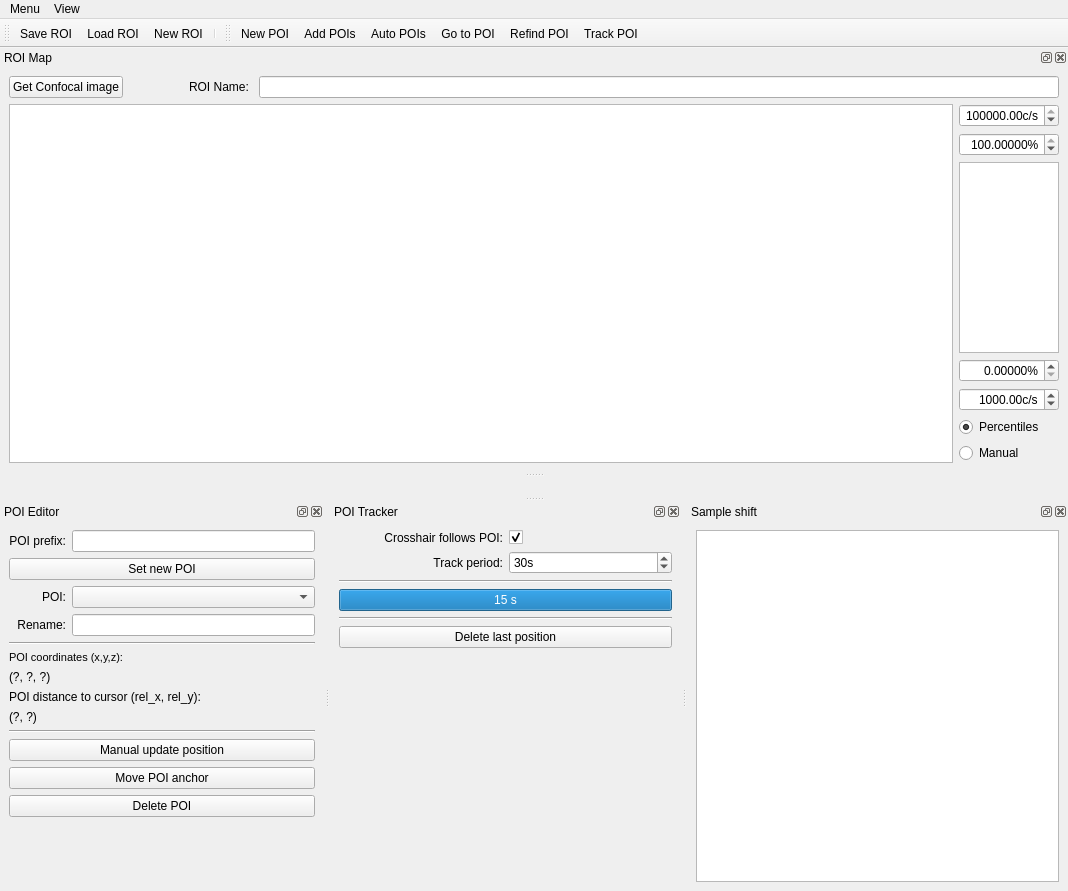
Old version of the form gui/poimanager/ui_poimangui.ui in the repository Ulm-IQO/qudi.
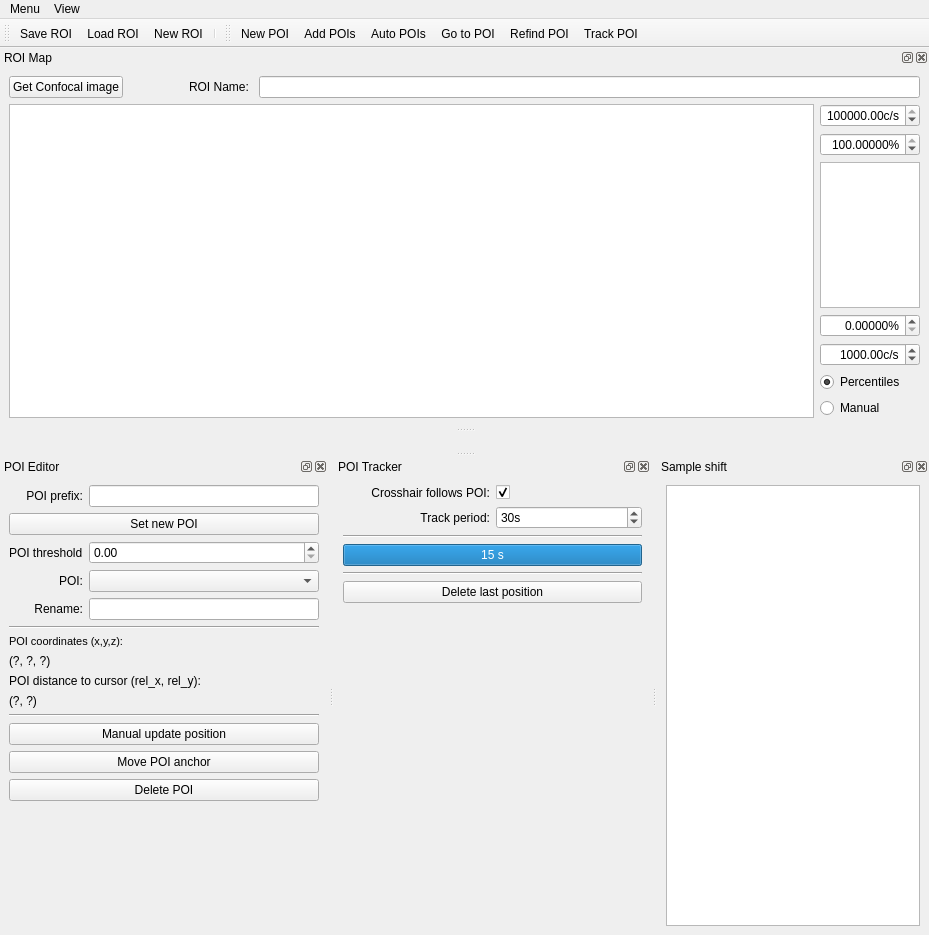
New version of the form. Icons and pictures are not drawn. Custom widgets are drawn as their Qt base class.

Commit message: A double spin box for POI threshold input is added, in cases of various signal to noise ratio of the confocal image. Now even you have a crappy S/N ratio, you can still do auto poi catch with a proper threshold value.

The edit to the form file:
```diff
--- a/gui/poimanager/ui_poimangui.ui
+++ b/gui/poimanager/ui_poimangui.ui
@@ -6,8 +6,8 @@
    <rect>
     <x>0</x>
     <y>0</y>
-    <width>1068</width>
-    <height>891</height>
+    <width>929</width>
+    <height>935</height>
    </rect>
   </property>
   <property name="windowTitle">
@@ -25,45 +25,6 @@
    </property>
    <layout class="QVBoxLayout" name="verticalLayout_3"/>
   </widget>
-  <widget class="QMenuBar" name="menubar">
-   <property name="geometry">
-    <rect>
-     <x>0</x>
-     <y>0</y>
-     <width>1068</width>
-     <height>26</height>
-    </rect>
-   </property>
-   <widget class="QMenu" name="menuMenu">
-    <property name="title">
-     <string>Menu</string>
-    </property>
-    <addaction name="new_roi_Action"/>
-    <addaction name="save_roi_Action"/>
-    <addaction name="load_roi_Action"/>
-    <addaction name="actionClose"/>
-   </widget>
-   <widget class="QMenu" name="menuView">
-    <property name="title">
-     <string>View</string>
-    </property>
-    <widget class="QMenu" name="menuToolbars">
-     <property name="title">
-      <string>Toolbars</string>
-     </property>
-     <addaction name="roi_management_view_Action"/>
-     <addaction name="poi_tools_view_Action"/>
-    </widget>
-    <addaction name="roi_map_view_Action"/>
-    <addaction name="poi_editor_view_Action"/>
-    <addaction name="poi_tracker_view_Action"/>
-    <addaction name="sample_shift_view_Action"/>
-    <addaction name="separator"/>
-    <addaction name="menuToolbars"/>
-   </widget>
-   <addaction name="menuMenu"/>
-   <addaction name="menuView"/>
-  </widget>
   <widget class="QToolBar" name="roi_management_ToolBar">
    <property name="windowTitle">
     <string>ROI management</string>
@@ -91,8 +52,8 @@
    </property>
    <property name="minimumSize">
     <size>
-     <width>233</width>
-     <height>389</height>
+     <width>328</width>
+     <height>478</height>
     </size>
    </property>
    <property name="windowTitle">
@@ -105,14 +66,7 @@
     <layout class="QVBoxLayout" name="verticalLayout_6">
      <item>
       <layout class="QGridLayout" name="gridLayout_2">
-       <item row="7" column="0" colspan="2">
-        <widget class="QLabel" name="label_2">
-         <property name="text">
-          <string>POI distance to cursor (rel_x, rel_y):</string>
-         </property>
-        </widget>
-       </item>
-       <item row="8" column="0" colspan="2">
+       <item row="10" column="0" colspan="2">
         <widget class="QLabel" name="poi_distance_label">
          <property name="toolTip">
           <string>This text is selectable.  Copy and paste into labnotes.</string>
@@ -125,62 +79,7 @@
          </property>
         </widget>
        </item>
-       <item row="9" column="0" colspan="2">
-        <widget class="Line" name="line_4">
-         <property name="orientation">
-          <enum>Qt::Horizontal</enum>
-         </property>
-        </widget>
-       </item>
-       <item row="2" column="1">
-        <widget class="QComboBox" name="active_poi_ComboBox">
-         <property name="sizePolicy">
-          <sizepolicy hsizetype="Expanding" vsizetype="Fixed">
-           <horstretch>0</horstretch>
-           <verstretch>0</verstretch>
-          </sizepolicy>
-         </property>
-         <property name="editable">
-          <bool>false</bool>
-         </property>
-         <property name="insertPolicy">
-          <enum>QComboBox::InsertAlphabetically</enum>
-         </property>
-        </widget>
-       </item>
-       <item row="5" column="0" colspan="2">
-        <widget class="QLabel" name="label_9">
-         <property name="font">
-          <font>
-           <pointsize>8</pointsize>
-          </font>
-         </property>
-         <property name="text">
-          <string>POI coordinates (x,y,z):</string>
-         </property>
-        </widget>
-       </item>
-       <item row="2" column="0">
-        <widget class="QLabel" name="label">
-         <property name="text">
-          <string>POI:</string>
-         </property>
-         <property name="alignment">
-          <set>Qt::AlignRight|Qt::AlignTrailing|Qt::AlignVCenter</set>
-         </property>
-        </widget>
-       </item>
-       <item row="3" column="0">
-        <widget class="QLabel" name="label_3">
-         <property name="text">
-          <string>Rename:</string>
-         </property>
-         <property name="alignment">
-          <set>Qt::AlignRight|Qt::AlignTrailing|Qt::AlignVCenter</set>
-         </property>
-        </widget>
-       </item>
-       <item row="11" column="0" colspan="2">
+       <item row="13" column="0" colspan="2">
         <widget class="QPushButton" name="move_poi_PushButton">
          <property name="toolTip">
           <string>Set a new position for a named POI, without updating the sample shift (so no movement of any other POIs).  For example, if a POI has been accidentally placed incorrectly.</string>
@@ -190,27 +89,14 @@
          </property>
         </widget>
        </item>
-       <item row="4" column="0" colspan="2">
-        <widget class="Line" name="line_3">
-         <property name="orientation">
-          <enum>Qt::Horizontal</enum>
-         </property>
-        </widget>
-       </item>
-       <item row="6" column="0" colspan="2">
-        <widget class="QLabel" name="poi_coords_label">
+       <item row="0" column="1">
+        <widget class="QLineEdit" name="poi_nametag_LineEdit">
          <property name="toolTip">
-          <string>This text is selectable.  Copy and paste into labnotes.</string>
-         </property>
-         <property name="text">
-          <string>(?, ?, ?)</string>
-         </property>
-         <property name="textInteractionFlags">
-          <set>Qt::LinksAccessibleByMouse|Qt::TextSelectableByKeyboard|Qt::TextSelectableByMouse</set>
+          <string>If you enter a string it will be used as default naming scheme for newly added POIs by appending an index number to it</string>
          </property>
         </widget>
        </item>
-       <item row="10" column="0" colspan="2">
+       <item row="12" column="0" colspan="2">
         <widget class="QPushButton" name="manual_update_poi_PushButton">
          <property name="toolTip">
           <string>Manually specify a new position for a known trackpoint, and update the sample shift accordingly. For example, after manually shifting the sample to re-centre the ROI in the scan range.</string>
@@ -220,18 +106,55 @@
          </property>
         </widget>
        </item>
-       <item row="13" column="0" colspan="2">
-        <spacer name="verticalSpacer_2">
+       <item row="5" column="1">
+        <widget class="QLineEdit" name="poi_name_LineEdit">
+         <property name="sizePolicy">
+          <sizepolicy hsizetype="Expanding" vsizetype="Fixed">
+           <horstretch>0</horstretch>
+           <verstretch>0</verstretch>
+          </sizepolicy>
+         </property>
+         <property name="toolTip">
+          <string>Only alphanumeric characters and underscore are allowed [a-zA-Z0-9_]</string>
+         </property>
+        </widget>
+       </item>
+       <item row="9" column="0" colspan="2">
+        <widget class="QLabel" name="label_2">
+         <property name="text">
+          <string>POI distance to cursor (rel_x, rel_y):</string>
+         </property>
+        </widget>
+       </item>
+       <item row="5" column="0">
+        <widget class="QLabel" name="label_3">
+         <property name="text">
+          <string>Rename:</string>
+         </property>
+         <property name="alignment">
+          <set>Qt::AlignRight|Qt::AlignTrailing|Qt::AlignVCenter</set>
+         </property>
+        </widget>
+       </item>
+       <item row="6" column="0" colspan="2">
+        <widget class="Line" name="line_3">
          <property name="orientation">
-          <enum>Qt::Vertical</enum>
+          <enum>Qt::Horizontal</enum>
          </property>
-         <property name="sizeHint" stdset="0">
-          <size>
-           <width>20</width>
-           <height>40</height>
-          </size>
+        </widget>
+       </item>
+       <item row="8" column="0" colspan="2">
+        <widget class="QLabel" name="poi_coords_label">
+         <property name="toolTip">
+          <string>This text is selectable.  Copy and paste into labnotes.</string>
          </property>
-        </spacer>
+         <property name="text">
+          <string>(?, ?, ?)</string>
+         </property>
+         <property name="textInteractionFlags">
+          <set>Qt::LinksAccessibleByMouse|Qt::TextSelectableByKeyboard|Qt::TextSelectableByMouse</set>
+         </property>
+        </widget>
        </item>
        <item row="1" column="0" colspan="2">
         <widget class="QPushButton" name="set_poi_PushButton">
@@ -243,26 +166,25 @@
          </property>
         </widget>
        </item>
-       <item row="3" column="1">
-        <widget class="QLineEdit" name="poi_name_LineEdit">
-         <property name="sizePolicy">
-          <sizepolicy hsizetype="Expanding" vsizetype="Fixed">
-           <horstretch>0</horstretch>
-           <verstretch>0</verstretch>
-          </sizepolicy>
-         </property>
-         <property name="toolTip">
-          <string>Only alphanumeric characters and underscore are allowed [a-zA-Z0-9_]</string>
-         </property>
-        </widget>
-       </item>
-       <item row="12" column="0" colspan="2">
+       <item row="14" column="0" colspan="2">
         <widget class="QPushButton" name="delete_poi_PushButton">
          <property name="text">
           <string>Delete POI</string>
          </property>
         </widget>
        </item>
+       <item row="7" column="0" colspan="2">
+        <widget class="QLabel" name="label_9">
+         <property name="font">
+          <font>
+           <pointsize>8</pointsize>
+          </font>
+         </property>
+         <property name="text">
+          <string>POI coordinates (x,y,z):</string>
+         </property>
+        </widget>
+       </item>
        <item row="0" column="0">
         <widget class="QLabel" name="label_6">
          <property name="text">
@@ -273,8 +195,61 @@
          </property>
         </widget>
        </item>
-       <item row="0" column="1">
-        <widget class="QLineEdit" name="poi_nametag_LineEdit">
+       <item row="11" column="0" colspan="2">
+        <widget class="Line" name="line_4">
+         <property name="orientation">
+          <enum>Qt::Horizontal</enum>
+         </property>
+        </widget>
+       </item>
+       <item row="16" column="0" colspan="2">
+        <spacer name="verticalSpacer_2">
+         <property name="orientation">
+          <enum>Qt::Vertical</enum>
+         </property>
+         <property name="sizeHint" stdset="0">
+          <size>
+           <width>20</width>
+           <height>40</height>
+          </size>
+         </property>
+        </spacer>
+       </item>
+       <item row="4" column="1">
+        <widget class="QComboBox" name="active_poi_ComboBox">
+         <property name="sizePolicy">
+          <sizepolicy hsizetype="Expanding" vsizetype="Fixed">
+           <horstretch>0</horstretch>
+           <verstretch>0</verstretch>
+          </sizepolicy>
+         </property>
+         <property name="editable">
+          <bool>false</bool>
+         </property>
+         <property name="insertPolicy">
+          <enum>QComboBox::InsertAlphabetically</enum>
+         </property>
+        </widget>
+       </item>
+       <item row="4" column="0">
+        <widget class="QLabel" name="label">
+         <property name="text">
+          <string>POI:</string>
+         </property>
+         <property name="alignment">
+          <set>Qt::AlignRight|Qt::AlignTrailing|Qt::AlignVCenter</set>
+         </property>
+        </widget>
+       </item>
+       <item row="3" column="0">
+        <widget class="QLabel" name="label_7">
+         <property name="text">
+          <string>POI threshold</string>
+         </property>
+        </widget>
+       </item>
+       <item row="3" column="1">
+        <widget class="QDoubleSpinBox" name="poi_threshold_doubleSpinBox">
          <property name="toolTip">
           <string>If you enter a string it will be used as default naming scheme for newly added POIs by appending an index number to it</string>
          </property>
@@ -294,7 +269,7 @@
    </property>
    <property name="minimumSize">
     <size>
-     <width>253</width>
+     <width>317</width>
      <height>188</height>
     </size>
    </property>
@@ -493,7 +468,7 @@
         </widget>
        </item>
        <item>
-        <layout class="QVBoxLayout" name="verticalLayout" stretch="0,0,1,0,0,0,0">
+        <layout class="QVBoxLayout" name="verticalLayout" stretch="0,0,0,0,0,0,0">
          <item>
           <widget class="ScienDSpinBox" name="roi_cb_max_SpinBox">
            <property name="sizePolicy">
@@ -743,6 +718,45 @@
    <addaction name="refind_poi_Action"/>
    <addaction name="track_poi_Action"/>
   </widget>
+  <widget class="QMenuBar" name="menubar">
+   <property name="geometry">
+    <rect>
+     <x>0</x>
+     <y>0</y>
+     <width>929</width>
+     <height>26</height>
+    </rect>
+   </property>
+   <widget class="QMenu" name="menuMenu">
+    <property name="title">
+     <string>Menu</string>
+    </property>
+    <addaction name="new_roi_Action"/>
+    <addaction name="save_roi_Action"/>
+    <addaction name="load_roi_Action"/>
+    <addaction name="actionClose"/>
+   </widget>
+   <widget class="QMenu" name="menuView">
+    <property name="title">
+     <string>View</string>
+    </property>
+    <widget class="QMenu" name="menuToolbars">
+     <property name="title">
+      <string>Toolbars</string>
+     </property>
+     <addaction name="roi_management_view_Action"/>
+     <addaction name="poi_tools_view_Action"/>
+    </widget>
+    <addaction name="roi_map_view_Action"/>
+    <addaction name="poi_editor_view_Action"/>
+    <addaction name="poi_tracker_view_Action"/>
+    <addaction name="sample_shift_view_Action"/>
+    <addaction name="separator"/>
+    <addaction name="menuToolbars"/>
+   </widget>
+   <addaction name="menuMenu"/>
+   <addaction name="menuView"/>
+  </widget>
   <action name="new_roi_Action">
    <property name="icon">
     <iconset>
```
Left out of the diff: 2 changed lines with no effect on the pictures. The commit also changes 2 other files.
